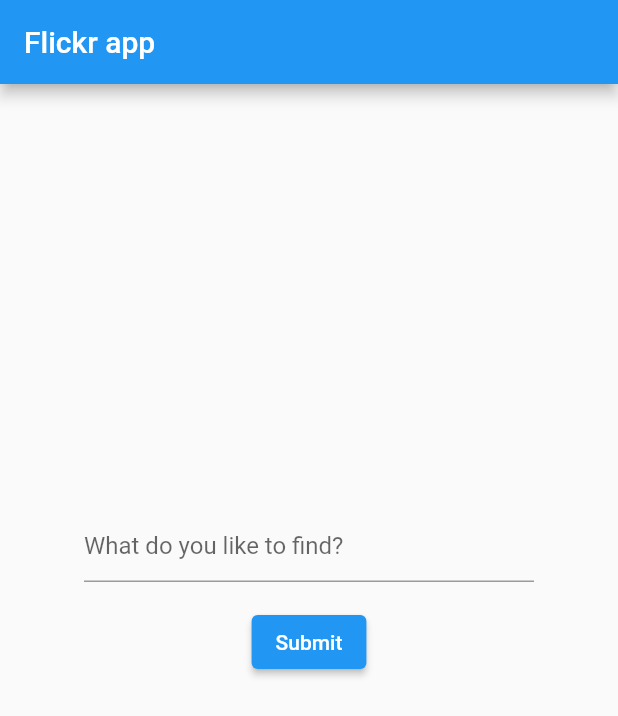
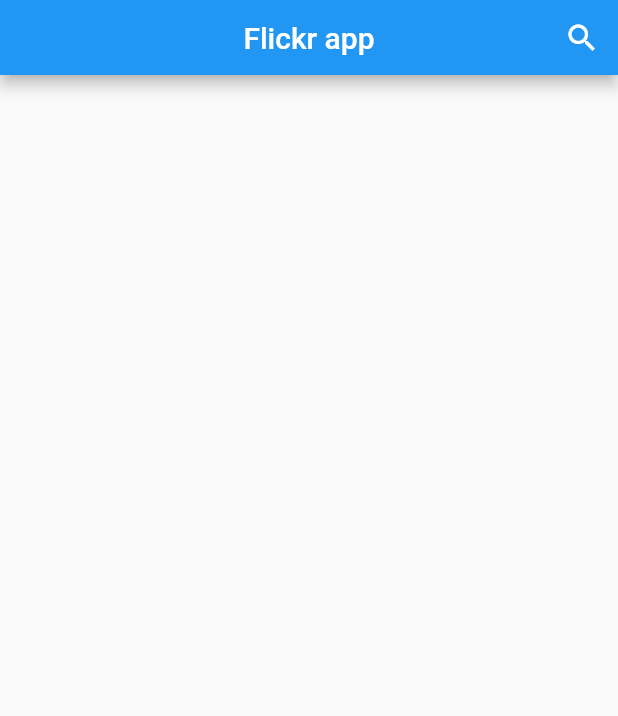
Before and after one commit to OnlyTarg/my_flickr, a Flutter app: the screen it shows after launch, on a phone screen of 412 x 824 dp. Shown: the top 716 px of the screen. Run offline on Flutter 3.47's test engine with Material 2 defaults, Android fonts, the phone set to English and light mode, and no system bars; our stand-ins replace bloc.

Commit message:
using showSearch instead of Form, add bloc files

```diff
--- /dev/null
+++ b/lib/bloc/picture_event.dart
@@ -0,0 +1,4 @@
+part of 'picture_bloc.dart';
+
+@immutable
+abstract class PictureEvent {}
--- /dev/null
+++ b/lib/bloc/picture_state.dart
@@ -0,0 +1,6 @@
+part of 'picture_bloc.dart';
+
+@immutable
+abstract class PictureState {}
+
+class PictureInitial extends PictureState {}
--- a/lib/main.dart
+++ b/lib/main.dart
@@ -10,6 +10,7 @@ class MyApp extends StatelessWidget {
   Widget build(BuildContext context) {
     return MaterialApp(
       title: 'Flutter Demo',
+
       theme: ThemeData(
         primarySwatch: Colors.blue,
         visualDensity: VisualDensity.adaptivePlatformDensity,
--- a/lib/screens/main_screen.dart
+++ b/lib/screens/main_screen.dart
@@ -1,52 +1,14 @@
 import 'package:flutter/material.dart';
+import 'package:my_flickr/widgets/my_app_bar.dart';
 
 class MainScreen extends StatelessWidget {
-  var text;
-  final _formKey = GlobalKey<FormState>();
   @override
   Widget build(BuildContext context) {
     return Scaffold(
-      appBar: AppBar(title: Text('Flickr app'),),
-      body: Center(
-        child: Container(
-          height: 200,
-          width: 300,
-          child: Form(
-            key: _formKey,
-            child: Column(
-              crossAxisAlignment: CrossAxisAlignment.center,
-              children: <Widget>[
-                TextFormField(
-
-                  decoration: const InputDecoration(
-                    hintText: 'What do you like to find?',
-                  ),
-                  validator: (value) {
-                    if (value.isEmpty) {
-                      return 'Please enter some text for search';
-                    }
-                    return null;
-                  },
-
-                ),
-                Padding(
-                  padding: const EdgeInsets.symmetric(vertical: 16.0),
-                  child: ElevatedButton(
-                    onPressed: () {
-                      // Validate will return true if the form is valid, or false if
-                      // the form is invalid.
-                      if (_formKey.currentState.validate()) {
-                        // Process data.
-                      }
-                    },
-                    child: Text('Submit'),
-                  ),
-                ),
-              ],
-            ),
-          ),
-        ),
+      appBar: MyAppBar(
+        height: 50,
       ),
+      body: Container(),
     );
   }
 }
--- /dev/null
+++ b/lib/widgets/my_app_bar.dart
@@ -0,0 +1,27 @@
+import 'package:flutter/material.dart';
+
+class MyAppBar extends StatelessWidget implements PreferredSizeWidget {
+  final double height;
+
+  MyAppBar({@required this.height});
+
+  @override
+  Widget build(BuildContext context) {
+    return AppBar(
+      title: Text('Flickr app'),
+      centerTitle: true,
+      actions: [
+        IconButton(
+          icon: Icon(Icons.search),
+          onPressed: () {
+            showSearch(context: context, delegate: null);
+          },
+        )
+      ],
+    );
+  }
+
+  @override
+  // TODO: implement preferredSize
+  Size get preferredSize => Size.fromHeight(height);
+}
--- a/pubspec.yaml
+++ b/pubspec.yaml
@@ -23,6 +23,7 @@ environment:
 dependencies:
   flutter:
     sdk: flutter
+  bloc: ^6.1.0
 
 
   # The following adds the Cupertino Icons font to your application.
@@ -32,6 +33,7 @@ dependencies:
 dev_dependencies:
   flutter_test:
     sdk: flutter
+
 
 # For information on the generic Dart part of this file, see the
 # following page: https://dart.dev/tools/pub/pubspec
```
Also changed, not shown: lib/bloc/picture_bloc.dart (added, +18 -0 lines), pubspec.lock.
